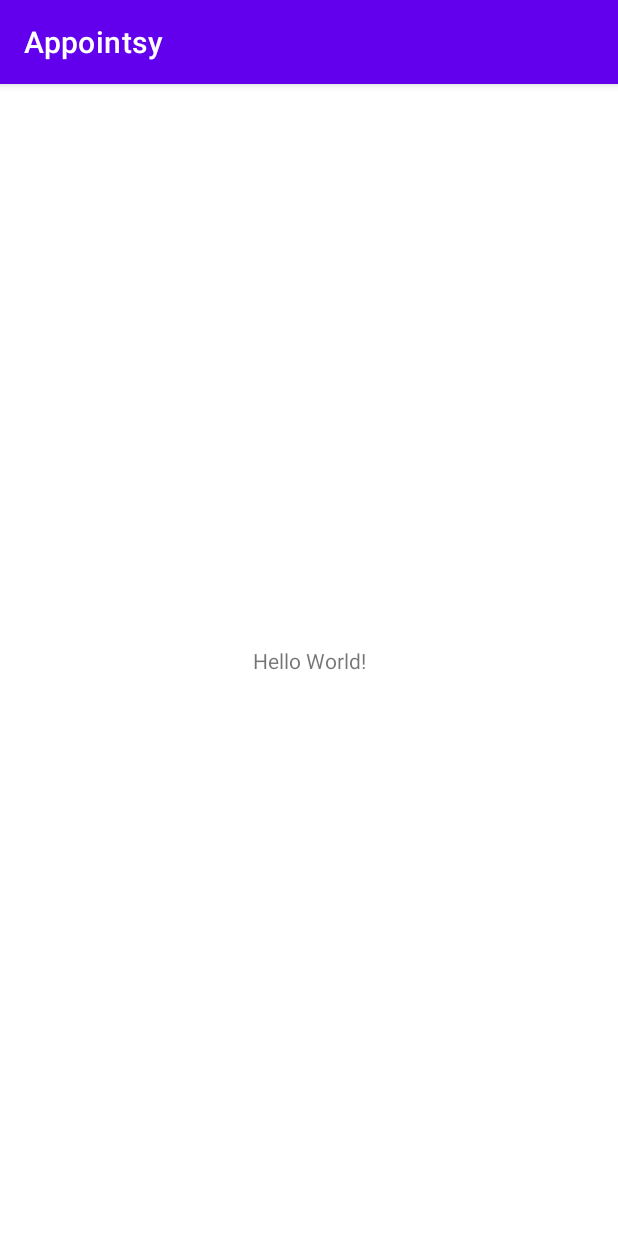
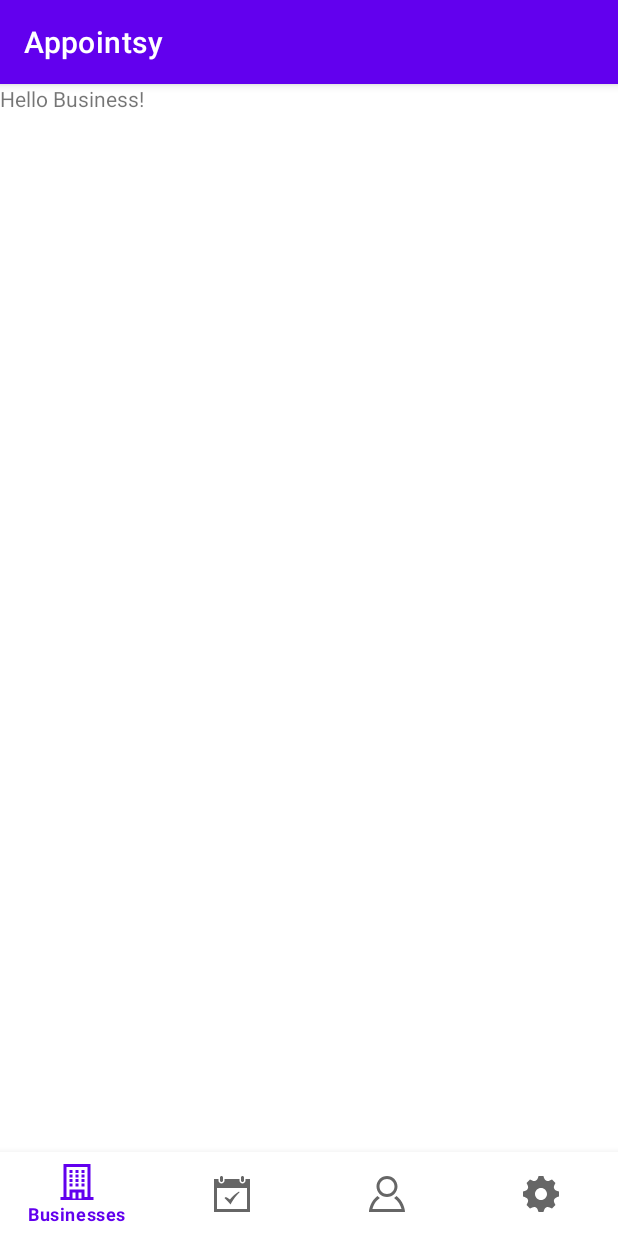
Before and after one commit to LCIS-codepath/Appointsy, an Android app: the screen it shows after launch (MainActivity), on a phone screen of 412 x 824 dp. Run offline under Robolectric (Android 15) with nearby library versions, the phone set to English and light mode, and no system bars; our stand-ins replace data binding.

Commit message:
Updated menu icons for NavBar

```diff
--- a/app/build.gradle
+++ b/app/build.gradle
@@ -5,6 +5,12 @@ plugins {
 android {
     compileSdkVersion 29
     buildToolsVersion "30.0.3"
+
+    //  View & Data binding ON
+    buildFeatures {
+        viewBinding true
+        dataBinding true
+    }
 
     defaultConfig {
         applicationId "com.codepath.appointsy"
@@ -33,6 +39,7 @@ dependencies {
     implementation 'androidx.appcompat:appcompat:1.2.0'
     implementation 'com.google.android.material:material:1.3.0'
     implementation 'androidx.constraintlayout:constraintlayout:2.0.4'
+    implementation 'androidx.legacy:legacy-support-v4:1.0.0'
     testImplementation 'junit:junit:4.+'
     androidTestImplementation 'androidx.test.ext:junit:1.1.2'
     androidTestImplementation 'androidx.test.espresso:espresso-core:3.3.0'
--- a/app/src/main/java/com/codepath/appointsy/MainActivity.java
+++ b/app/src/main/java/com/codepath/appointsy/MainActivity.java
@@ -1,14 +1,73 @@
 package com.codepath.appointsy;
 
 import androidx.appcompat.app.AppCompatActivity;
+import androidx.databinding.DataBindingUtil;
+import androidx.fragment.app.Fragment;
+import androidx.fragment.app.FragmentManager;
 
 import android.os.Bundle;
+import android.widget.RelativeLayout;
+
+import com.codepath.appointsy.databinding.ActivityMainBinding;
+import com.codepath.appointsy.fragments.AppointmentFragment;
+import com.codepath.appointsy.fragments.BusinessFragment;
+import com.codepath.appointsy.fragments.ProfileFragment;
+import com.codepath.appointsy.fragments.SettingsFragment;
+import com.google.android.material.bottomnavigation.BottomNavigationView;
+import com.google.android.material.snackbar.Snackbar;
 
 public class MainActivity extends AppCompatActivity {
+
+    // For binding, (enabled in build.gradle app)
+    private ActivityMainBinding binding;
+
+    // Views references
+    BottomNavigationView bottomNavigationView;
+    RelativeLayout rlMain;
 
     @Override
     protected void onCreate(Bundle savedInstanceState) {
         super.onCreate(savedInstanceState);
-        setContentView(R.layout.activity_main);
+        // setContentView(R.layout.activity_main);
+        // Inflate the content view (replaces setContent view) and bind
+        binding = DataBindingUtil.setContentView(this, R.layout.activity_main);
+        // The fragment manager (used to commit and replace the Fragment
+        final FragmentManager fragmentManager = getSupportFragmentManager();
+
+        // reference the BottomNavBar
+        bottomNavigationView = binding.bottomNavBar;
+        rlMain = binding.rlMain;
+
+        // create the fragments
+        Fragment frag_business = new BusinessFragment();
+        Fragment frag_appoint = new AppointmentFragment();
+        Fragment frag_profile = new ProfileFragment();
+        Fragment frag_settings = new SettingsFragment();
+
+        bottomNavigationView.setOnNavigationItemSelectedListener(item -> {
+            // Fragment reference
+            Fragment fragment;
+            // get the selected item ID & assign the fragment
+            int itemId = item.getItemId();
+            if (itemId == R.id.action_business) {
+                fragment = frag_business;
+                // Testing
+                // Snackbar.make(rlMain, "Business!", Snackbar.LENGTH_SHORT).show();
+            } else if (itemId == R.id.action_appointments) {
+                fragment = frag_appoint;
+            } else if (itemId == R.id.action_profile) {
+                fragment = frag_profile;
+            } else if (itemId == R.id.action_settings) {
+                fragment = frag_settings;
+            } else {
+                // default is home
+                fragment = frag_business;
+            }
+            // Swap fragment with the selected using the container
+            fragmentManager.beginTransaction().replace(R.id.flFragmentContainer, fragment).commit();
+            return true;
+        });
+        // Default
+        bottomNavigationView.setSelectedItemId(R.id.action_business);
     }
 }
--- a/app/src/main/res/layout/activity_main.xml
+++ b/app/src/main/res/layout/activity_main.xml
@@ -1,18 +1,33 @@
 <?xml version="1.0" encoding="utf-8"?>
-<androidx.constraintlayout.widget.ConstraintLayout xmlns:android="http://schemas.android.com/apk/res/android"
+<layout
+    xmlns:android="http://schemas.android.com/apk/res/android"
     xmlns:app="http://schemas.android.com/apk/res-auto"
     xmlns:tools="http://schemas.android.com/tools"
+    >
+<RelativeLayout
+    android:id="@+id/rlMain"
     android:layout_width="match_parent"
     android:layout_height="match_parent"
     tools:context=".MainActivity">
 
-    <TextView
-        android:layout_width="wrap_content"
+
+<!--    Fragment placeholder -->
+    <FrameLayout
+        android:id="@+id/flFragmentContainer"
+        android:layout_width="match_parent"
+        android:layout_height="match_parent"
+        android:layout_above="@+id/bottomNavBar"
+        >
+    </FrameLayout>
+<!--    BottomNavBar, Items in the Res > Menu folder -->
+    <com.google.android.material.bottomnavigation.BottomNavigationView
+        android:id="@+id/bottomNavBar"
+        android:layout_width="match_parent"
         android:layout_height="wrap_content"
-        android:text="Hello World!"
-        app:layout_constraintBottom_toBottomOf="parent"
-        app:layout_constraintLeft_toLeftOf="parent"
-        app:layout_constraintRight_toRightOf="parent"
-        app:layout_constraintTop_toTopOf="parent" />
+        android:layout_alignParentBottom="true"
+        app:menu="@menu/menu_bottom_nav"
+        />
 
-</androidx.constraintlayout.widget.ConstraintLayout>
+</RelativeLayout>
+
+</layout>
--- a/app/src/main/res/layout/fragment_appointment.xml
+++ b/app/src/main/res/layout/fragment_appointment.xml
@@ -9,6 +9,6 @@
     <TextView
         android:layout_width="match_parent"
         android:layout_height="match_parent"
-        android:text="@string/hello_blank_fragment" />
+        android:text="@string/hello_appoinment" />
 
 </FrameLayout>
--- a/app/src/main/res/layout/fragment_business.xml
+++ b/app/src/main/res/layout/fragment_business.xml
@@ -9,6 +9,6 @@
     <TextView
         android:layout_width="match_parent"
         android:layout_height="match_parent"
-        android:text="@string/hello_blank_fragment" />
+        android:text="@string/hello_business" />
 
 </FrameLayout>
--- a/app/src/main/res/layout/fragment_profile.xml
+++ b/app/src/main/res/layout/fragment_profile.xml
@@ -9,6 +9,6 @@
     <TextView
         android:layout_width="match_parent"
         android:layout_height="match_parent"
-        android:text="@string/hello_blank_fragment" />
+        android:text="@string/hello_profile" />
 
 </FrameLayout>
--- a/app/src/main/res/layout/fragment_settings.xml
+++ b/app/src/main/res/layout/fragment_settings.xml
@@ -9,6 +9,6 @@
     <TextView
         android:layout_width="match_parent"
         android:layout_height="match_parent"
-        android:text="@string/hello_blank_fragment" />
+        android:text="@string/hello_settings" />
 
 </FrameLayout>
--- a/app/src/main/res/menu/menu_bottom_nav.xml
+++ b/app/src/main/res/menu/menu_bottom_nav.xml
@@ -1,4 +1,36 @@
 <?xml version="1.0" encoding="utf-8"?>
-<menu xmlns:android="http://schemas.android.com/apk/res/android">
+<menu
+    xmlns:android="http://schemas.android.com/apk/res/android"
+    xmlns:app="http://schemas.android.com/apk/res-auto"
+    >
+
+    <item
+        android:id="@+id/action_business"
+        android:enabled="true"
+        android:icon="@drawable/ic_iconmonstr_building_16"
+        android:title="@string/menu_businesses"
+        app:showAsAction="ifRoom">
+    </item>
+    <item
+        android:id="@+id/action_appointments"
+        android:enabled="true"
+        android:icon="@drawable/ic_iconmonstr_calendar_6"
+        android:title="@string/menu_appointments"
+        app:showAsAction="ifRoom">
+    </item>
+    <item
+        android:id="@+id/action_profile"
+        android:enabled="true"
+        android:icon="@drawable/ic_iconmonstr_user_6"
+        android:title="@string/menu_profile"
+        app:showAsAction="ifRoom">
+    </item>
+    <item
+        android:id="@+id/action_settings"
+        android:enabled="true"
+        android:icon="@drawable/ic_iconmonstr_gear_1"
+        android:title="@string/menu_settings"
+        app:showAsAction="ifRoom">
+    </item>
 
 </menu>
--- a/app/src/main/res/values/strings.xml
+++ b/app/src/main/res/values/strings.xml
@@ -1,3 +1,13 @@
 <resources>
     <string name="app_name">Appointsy</string>
+    <!-- TODO: Remove or change this placeholder text -->
+    <string name="hello_blank_fragment">Hello blank fragment</string>
+    <string name="hello_settings">Hello Settings!</string>
+    <string name="hello_profile">Hello Proflle!</string>
+    <string name="hello_appoinment">Hello Appointments!</string>
+    <string name="hello_business">Hello Business!</string>
+    <string name="menu_businesses">Businesses</string>
+    <string name="menu_appointments">Appointments</string>
+    <string name="menu_profile">Profile</string>
+    <string name="menu_settings">Settings</string>
 </resources>
```
